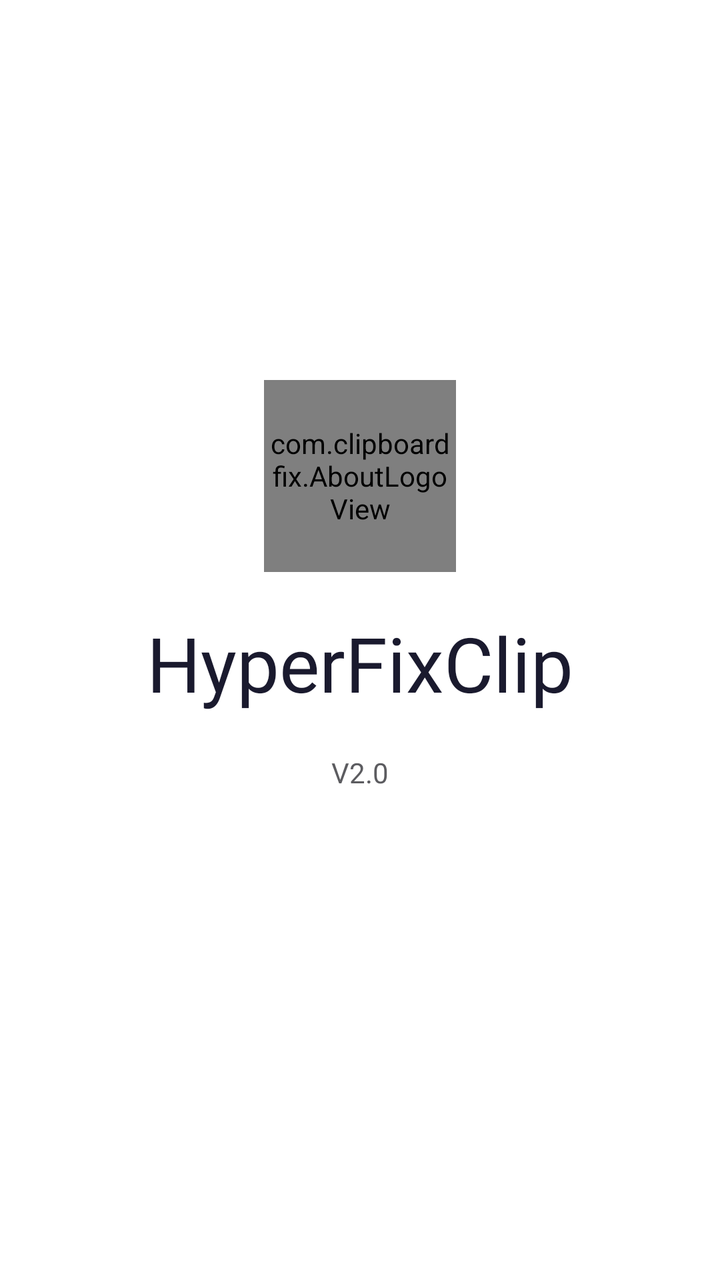
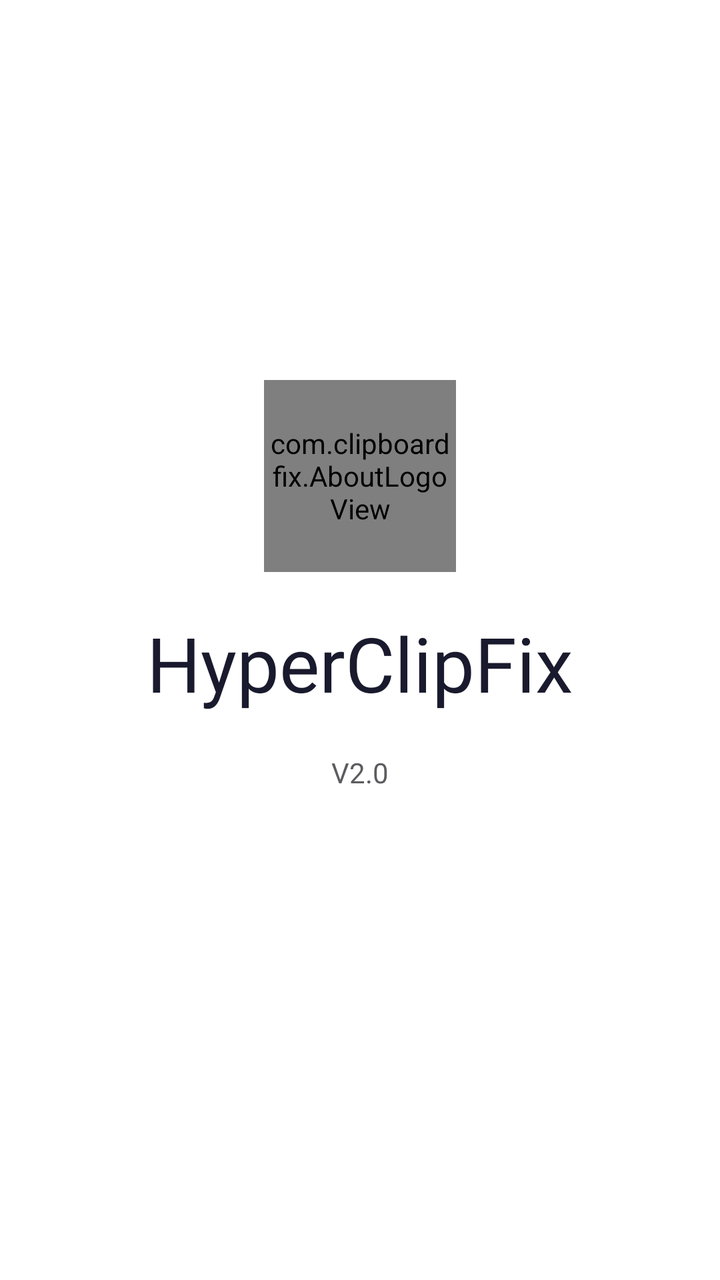

Two renders of the same Android screen: before a commit and after it. Below are the layout's source before the change and the commit's diff.
<!-- AndroidManifest.xml: fallback theme Theme.MaterialComponents.DayNight.NoActionBar -->
<!-- res/layout/view_about_header.xml -->
<?xml version="1.0" encoding="utf-8"?>
<FrameLayout xmlns:android="http://schemas.android.com/apk/res/android"
    android:layout_width="match_parent"
    android:layout_height="wrap_content"
    android:background="@android:color/transparent">

    <LinearLayout
        android:id="@+id/logoBlock"
        android:layout_width="wrap_content"
        android:layout_height="wrap_content"
        android:layout_gravity="top|center_horizontal"
        android:layout_marginTop="190dp"
        android:gravity="center"
        android:orientation="vertical">

        <com.clipboardfix.AboutLogoView
            android:id="@+id/ivLogo"
            android:layout_width="96dp"
            android:layout_height="96dp"
            android:src="@drawable/ic_logo_glyph" />

        <TextView
            android:id="@+id/tvAppTitle"
            android:layout_width="wrap_content"
            android:layout_height="wrap_content"
            android:layout_marginTop="20dp"
            android:fontFamily="@font/misans_semibold"
            android:text="HyperFixClip"
            android:textColor="@color/about_title_1"
            android:textSize="38sp" />

        <TextView
            android:id="@+id/tvVersion"
            android:layout_width="wrap_content"
            android:layout_height="wrap_content"
            android:layout_marginTop="20dp"
            android:text="V2.0"
            android:textColor="@color/text_secondary"
            android:textSize="14sp" />
    </LinearLayout>
</FrameLayout>
<!-- resources referenced by this layout -->
<resources>
  <color name="about_title_1">#1A1A2E</color>
  <color name="text_secondary">#5C5C60</color>
  <!-- drawable ic_logo_glyph: png bitmap (drawable, 9831 bytes) -->
</resources>

<!-- the commit's change to res/layout/view_about_header.xml (unified diff, before → after) -->
@@ -25,7 +25,7 @@
             android:layout_height="wrap_content"
             android:layout_marginTop="20dp"
             android:fontFamily="@font/misans_semibold"
-            android:text="HyperFixClip"
+            android:text="HyperClipFix"
             android:textColor="@color/about_title_1"
             android:textSize="38sp" />
 
